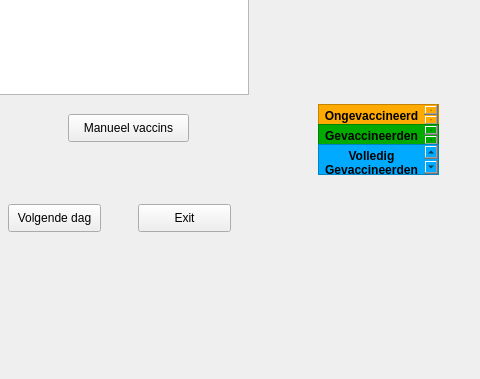
Above: src/vaccininterface.ui from Sam-Roggeman/ProjectPSE before the change; both pictures show x 532 to 1012 and y 196 to 575 of the 1012 by 575 pixel window. Below: the same form after it.
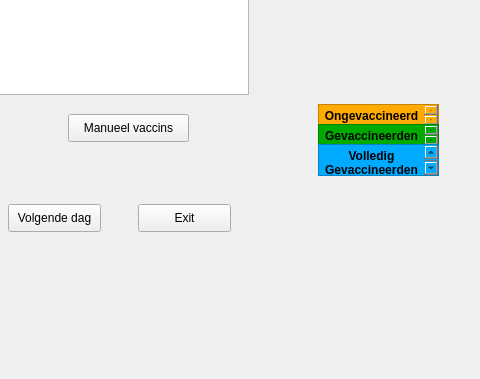
That is the form after the change. The open tabs and pages were chosen to show the change.

What changed in the file:
```diff
--- a/src/vaccininterface.ui
+++ b/src/vaccininterface.ui
@@ -333,7 +333,7 @@
        <x>840</x>
        <y>340</y>
        <width>121</width>
-       <height>31</height>
+       <height>32</height>
       </rect>
      </property>
      <property name="autoFillBackground">
@@ -346,8 +346,8 @@
       <string>&lt;!DOCTYPE HTML PUBLIC &quot;-//W3C//DTD HTML 4.0//EN&quot; &quot;http://www.w3.org/TR/REC-html40/strict.dtd&quot;&gt;
 &lt;html&gt;&lt;head&gt;&lt;meta name=&quot;qrichtext&quot; content=&quot;1&quot; /&gt;&lt;style type=&quot;text/css&quot;&gt;
 p, li { white-space: pre-wrap; }
-&lt;/style&gt;&lt;/head&gt;&lt;body style=&quot; font-family:'MS Shell Dlg 2'; font-size:7.8pt; font-weight:400; font-style:normal;&quot;&gt;
-&lt;p align=&quot;center&quot; style=&quot; margin-top:0px; margin-bottom:0px; margin-left:0px; margin-right:0px; -qt-block-indent:0; text-indent:0px;&quot;&gt;&lt;span style=&quot; font-family:'Sans Serif'; font-size:9pt; font-weight:600;&quot;&gt;Volledig&lt;br /&gt;Gevaccineerden&lt;/span&gt;&lt;/p&gt;&lt;/body&gt;&lt;/html&gt;</string>
+&lt;/style&gt;&lt;/head&gt;&lt;body style=&quot; font-family:'Sans Serif'; font-size:9pt; font-weight:400; font-style:normal;&quot;&gt;
+&lt;p align=&quot;center&quot; style=&quot; margin-top:0px; margin-bottom:0px; margin-left:0px; margin-right:0px; -qt-block-indent:0; text-indent:0px;&quot;&gt;&lt;span style=&quot; font-weight:600;&quot;&gt;Volledig&lt;br /&gt;Gevaccineerden&lt;/span&gt;&lt;/p&gt;&lt;/body&gt;&lt;/html&gt;</string>
      </property>
     </widget>
     <widget class="QStackedWidget" name="Grafiek_2">
```
Left out of the diff: 10 changed lines with no effect on the pictures.
